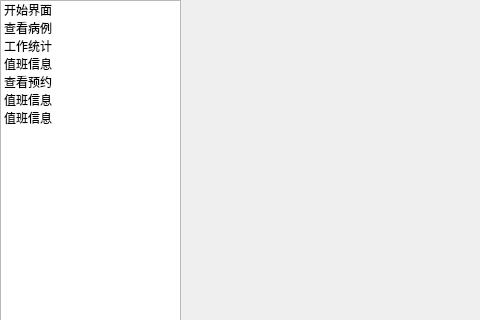
Above: mainwindow.ui from YCW-256/hospital_doctor_part before the change; both pictures show x 0 to 480 and y 0 to 320 of the 907 by 614 pixel window. Below: the same form after it.
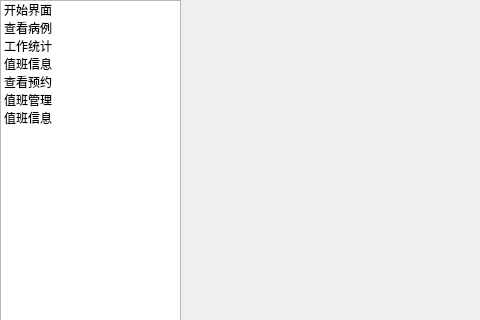
That is the form after the change.

Commit message: 值班表编排

The edit to the form file:
```diff
--- a/mainwindow.ui
+++ b/mainwindow.ui
@@ -73,7 +73,7 @@
       </item>
       <item>
        <property name="text">
-        <string>值班信息</string>
+        <string>值班管理</string>
        </property>
       </item>
       <item>
```
The commit also changes 17 other files.
